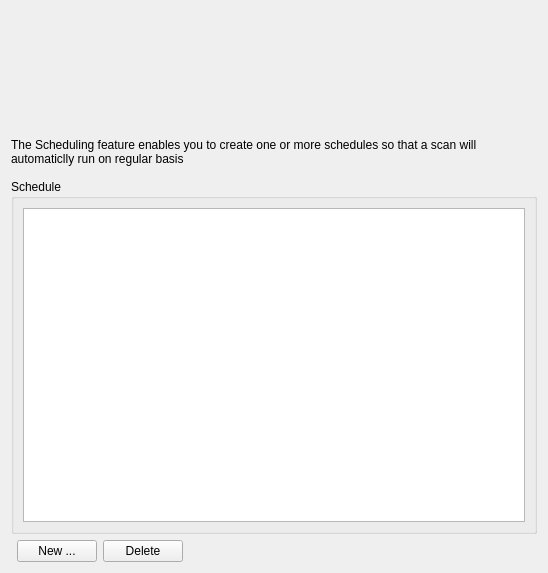
Qt form CPC/schedulewidget.ui (CoEIA/CPC) before a commit.
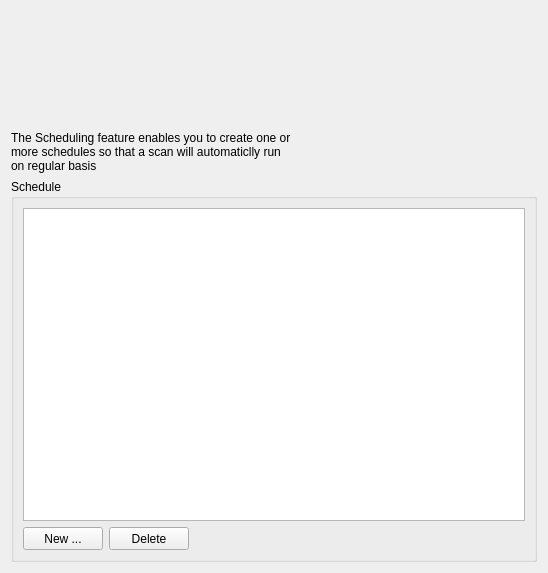
The same form after that commit.

Diff of the .ui file:
```diff
--- a/CPC/schedulewidget.ui
+++ b/CPC/schedulewidget.ui
@@ -30,7 +30,7 @@
      </property>
     </spacer>
    </item>
-   <item row="1" column="0" colspan="2">
+   <item row="1" column="0">
     <widget class="QLabel" name="label">
      <property name="sizePolicy">
       <sizepolicy hsizetype="Preferred" vsizetype="Fixed">
@@ -71,13 +71,16 @@
         </property>
        </widget>
       </item>
-     </layout>
-    </widget>
-   </item>
-   <item row="3" column="1">
+      <item row="1" column="0">
     <layout class="QHBoxLayout" name="horizontalLayout">
      <item>
       <widget class="QPushButton" name="newButton">
+          <property name="maximumSize">
+           <size>
+            <width>16777215</width>
+            <height>23</height>
+           </size>
+          </property>
        <property name="text">
         <string>New ...</string>
        </property>
@@ -85,6 +88,12 @@
      </item>
      <item>
       <widget class="QPushButton" name="deleteButton">
+          <property name="maximumSize">
+           <size>
+            <width>16777215</width>
+            <height>23</height>
+           </size>
+          </property>
        <property name="text">
         <string>Delete</string>
        </property>
@@ -97,13 +106,16 @@
        </property>
        <property name="sizeHint" stdset="0">
         <size>
-         <width>40</width>
+            <width>28</width>
          <height>20</height>
         </size>
        </property>
       </spacer>
      </item>
     </layout>
+      </item>
+     </layout>
+    </widget>
    </item>
   </layout>
  </widget>
```
Left out of the diff: 2 changed lines with no effect on the pictures. Lines whose indentation alone changed are shown as unchanged.
